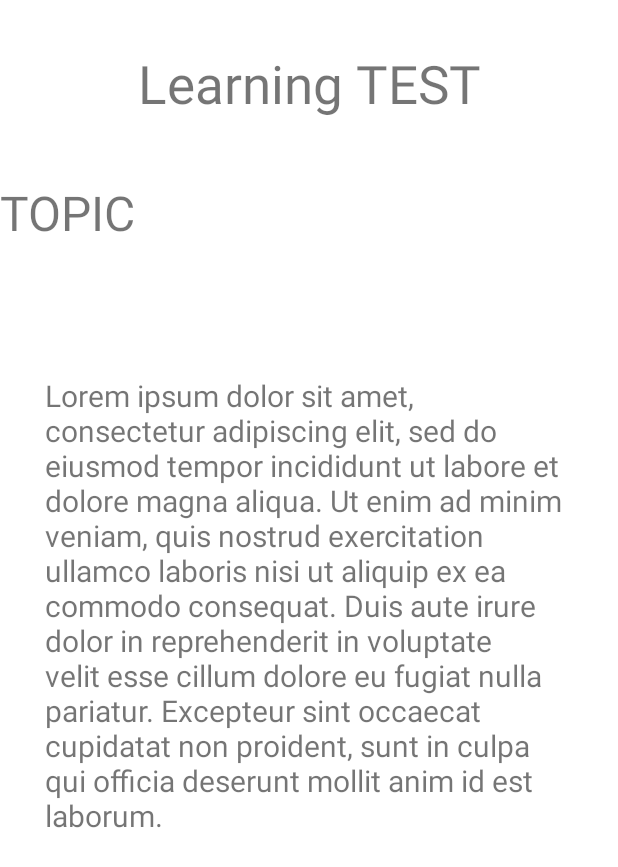
After one commit to Samuel-4444/CyberSecurity, an Android app: the LearningNoteFragment screen opened directly, with no data from a screen before it, on a phone screen of 412 x 824 dp. The commit adds this screen. Shown: the top 867 px of the screen. Run offline under Robolectric (Android 15) with nearby library versions, the phone set to English and light mode, and no system bars.

Commit message:
Learning notes, (WIP)

```diff
--- a/app/src/main/AndroidManifest.xml
+++ b/app/src/main/AndroidManifest.xml
@@ -12,6 +12,12 @@
         android:supportsRtl="true"
         android:theme="@style/Theme.CyberSecurityApp"
         tools:targetApi="31">
+        <activity
+            android:name=".LearningViewActivity"
+            android:exported="false" />
+        <activity
+            android:name=".LearningMenuActivity"
+            android:exported="false" />
         <activity
             android:name=".MainMenu"
             android:exported="false" />
--- /dev/null
+++ b/app/src/main/java/com/example/cybersecurityapp/LearningNoteFragment.java
@@ -0,0 +1,17 @@
+package com.example.cybersecurityapp;
+import android.os.Bundle;
+
+import androidx.fragment.app.Fragment;
+
+import android.view.LayoutInflater;
+import android.view.View;
+import android.view.ViewGroup;
+public class LearningNoteFragment extends Fragment {
+
+    @Override
+    public View onCreateView(LayoutInflater inflater, ViewGroup container,
+                             Bundle savedInstanceState) {
+        // Inflate the layout for this fragment
+        return inflater.inflate(R.layout.fragment_learning_note, container, false);
+    }
+}
--- /dev/null
+++ b/app/src/main/java/com/example/cybersecurityapp/LearningPagerAdapter.java
@@ -0,0 +1,32 @@
+package com.example.cybersecurityapp;
+
+import androidx.annotation.NonNull;
+import androidx.fragment.app.Fragment;
+import androidx.fragment.app.FragmentActivity;
+import androidx.viewpager2.adapter.FragmentStateAdapter;
+
+public class LearningPagerAdapter extends FragmentStateAdapter {
+    private static final int NUM_PAGES = 2;
+
+    public LearningPagerAdapter(@NonNull FragmentActivity fragmentActivity) {
+        super(fragmentActivity);
+    }
+
+    @NonNull
+    @Override
+    public Fragment createFragment(int position) {
+        switch (position)
+        {
+            case 0:
+                return new LearningNoteFragment();
+            case 1:
+                return new LearningNoteFragment(); //Change later
+        }
+        return new LearningNoteFragment();
+    }
+
+    @Override
+    public int getItemCount() {
+        return NUM_PAGES;
+    }
+}
--- /dev/null
+++ b/app/src/main/java/com/example/cybersecurityapp/LearningViewActivity.java
@@ -0,0 +1,20 @@
+package com.example.cybersecurityapp;
+
+import androidx.appcompat.app.AppCompatActivity;
+import androidx.viewpager2.widget.ViewPager2;
+import android.os.Bundle;
+
+public class LearningViewActivity extends AppCompatActivity {
+    LearningPagerAdapter learningPagerAdapter;
+    ViewPager2 viewPager2;
+
+    @Override
+    protected void onCreate(Bundle savedInstanceState) {
+        super.onCreate(savedInstanceState);
+        setContentView(R.layout.activity_learning_view);
+        viewPager2 = findViewById(R.id.pager);
+        learningPagerAdapter = new LearningPagerAdapter(this);
+
+        viewPager2.setAdapter(learningPagerAdapter);
+    }
+}
--- a/app/src/main/java/com/example/cybersecurityapp/MainActivity.java
+++ b/app/src/main/java/com/example/cybersecurityapp/MainActivity.java
@@ -24,4 +24,9 @@ public class MainActivity extends AppCompatActivity {
 
     public void GuestButtonPressed(View v){
     }
+
+    public void TestButtonPressed(View v){
+        Intent intent = new Intent(this, LearningViewActivity.class);
+        startActivity(intent);
+    }
 }
--- /dev/null
+++ b/app/src/main/res/layout/activity_learning_view.xml
@@ -0,0 +1,42 @@
+<?xml version="1.0" encoding="utf-8"?>
+<androidx.constraintlayout.widget.ConstraintLayout xmlns:android="http://schemas.android.com/apk/res/android"
+    xmlns:app="http://schemas.android.com/apk/res-auto"
+    xmlns:tools="http://schemas.android.com/tools"
+    android:layout_width="match_parent"
+    android:layout_height="match_parent"
+    tools:context=".LearningViewActivity">
+
+    <TextView
+        android:id="@+id/textView6"
+        android:layout_width="275dp"
+        android:layout_height="58dp"
+        android:layout_marginStart="32dp"
+        android:layout_marginTop="32dp"
+        android:layout_marginEnd="32dp"
+        android:text="Learning TEST"
+        android:textAlignment="center"
+        android:textSize="35sp"
+        app:layout_constraintEnd_toEndOf="parent"
+        app:layout_constraintStart_toStartOf="parent"
+        app:layout_constraintTop_toTopOf="parent" />
+
+    <LinearLayout
+        android:layout_width="match_parent"
+        android:layout_height="588dp"
+        android:layout_marginTop="30dp"
+        android:orientation="horizontal"
+        app:layout_constraintBottom_toBottomOf="parent"
+        app:layout_constraintEnd_toEndOf="parent"
+        app:layout_constraintHorizontal_bias="0.0"
+        app:layout_constraintStart_toStartOf="parent"
+        app:layout_constraintTop_toBottomOf="@+id/textView6"
+        app:layout_constraintVertical_bias="0.0">
+
+
+        <androidx.viewpager2.widget.ViewPager2
+            android:id="@+id/pager"
+            android:layout_width="match_parent"
+            android:layout_height="match_parent">
+        </androidx.viewpager2.widget.ViewPager2>
+    </LinearLayout>
+</androidx.constraintlayout.widget.ConstraintLayout>
--- /dev/null
+++ b/app/src/main/res/layout/fragment_learning_note.xml
@@ -0,0 +1,55 @@
+<?xml version="1.0" encoding="utf-8"?>
+<FrameLayout xmlns:android="http://schemas.android.com/apk/res/android"
+    xmlns:app="http://schemas.android.com/apk/res-auto"
+    xmlns:tools="http://schemas.android.com/tools"
+    android:layout_width="match_parent"
+    android:layout_height="match_parent"
+    tools:context=".LearningNoteFragment">
+
+    <!-- TODO: Update blank fragment layout -->
+
+    <androidx.constraintlayout.widget.ConstraintLayout
+        android:layout_width="match_parent"
+        android:layout_height="match_parent">
+
+        <TextView
+            android:id="@+id/textView8"
+            android:layout_width="match_parent"
+            android:layout_height="100dp"
+            android:text="TOPIC"
+            android:textAlignment="textStart"
+            android:textSize="32sp"
+            app:layout_constraintEnd_toEndOf="parent"
+            app:layout_constraintStart_toStartOf="parent"
+            app:layout_constraintTop_toTopOf="parent" />
+
+        <TextView
+            android:id="@+id/textView7"
+            android:layout_width="0dp"
+            android:layout_height="333dp"
+            android:layout_marginStart="30dp"
+            android:layout_marginTop="30dp"
+            android:layout_marginEnd="30dp"
+            android:text="Lorem ipsum dolor sit amet, consectetur adipiscing elit, sed do eiusmod tempor incididunt ut labore et dolore magna aliqua. Ut enim ad minim veniam, quis nostrud exercitation ullamco laboris nisi ut aliquip ex ea commodo consequat. Duis aute irure dolor in reprehenderit in voluptate velit esse cillum dolore eu fugiat nulla pariatur. Excepteur sint occaecat cupidatat non proident, sunt in culpa qui officia deserunt mollit anim id est laborum."
+            android:textSize="20dp"
+            app:layout_constraintEnd_toEndOf="parent"
+            app:layout_constraintStart_toStartOf="parent"
+            app:layout_constraintTop_toBottomOf="@+id/textView8" />
+
+        <ImageView
+            android:id="@+id/imageView2"
+            android:layout_width="0dp"
+            android:layout_height="0dp"
+            android:layout_marginStart="30dp"
+            android:layout_marginTop="30dp"
+            android:layout_marginEnd="30dp"
+            android:layout_marginBottom="30dp"
+            app:layout_constraintBottom_toBottomOf="parent"
+            app:layout_constraintEnd_toEndOf="parent"
+            app:layout_constraintStart_toStartOf="parent"
+            app:layout_constraintTop_toBottomOf="@+id/textView7"
+            tools:src="@tools:sample/avatars" />
+
+    </androidx.constraintlayout.widget.ConstraintLayout>
+
+</FrameLayout>
```
Also changed, not shown: app/src/main/java/com/example/cybersecurityapp/LearningMenuActivity.java (added, +51 -0 lines), app/src/main/res/layout/activity_account_menu.xml (+7 -0 lines), app/src/main/res/layout/activity_learning_menu.xml (added, +74 -0 lines), app/src/main/res/raw/eng_notes.json (added, +28 -0 lines).
